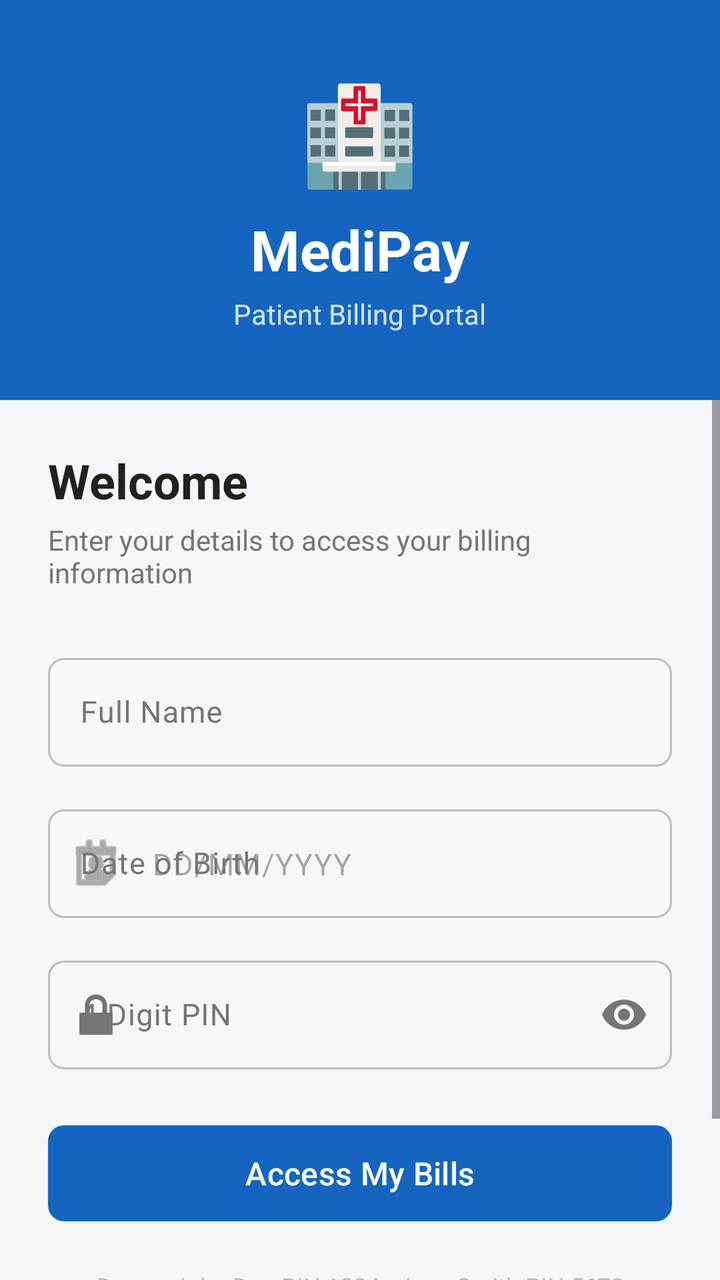
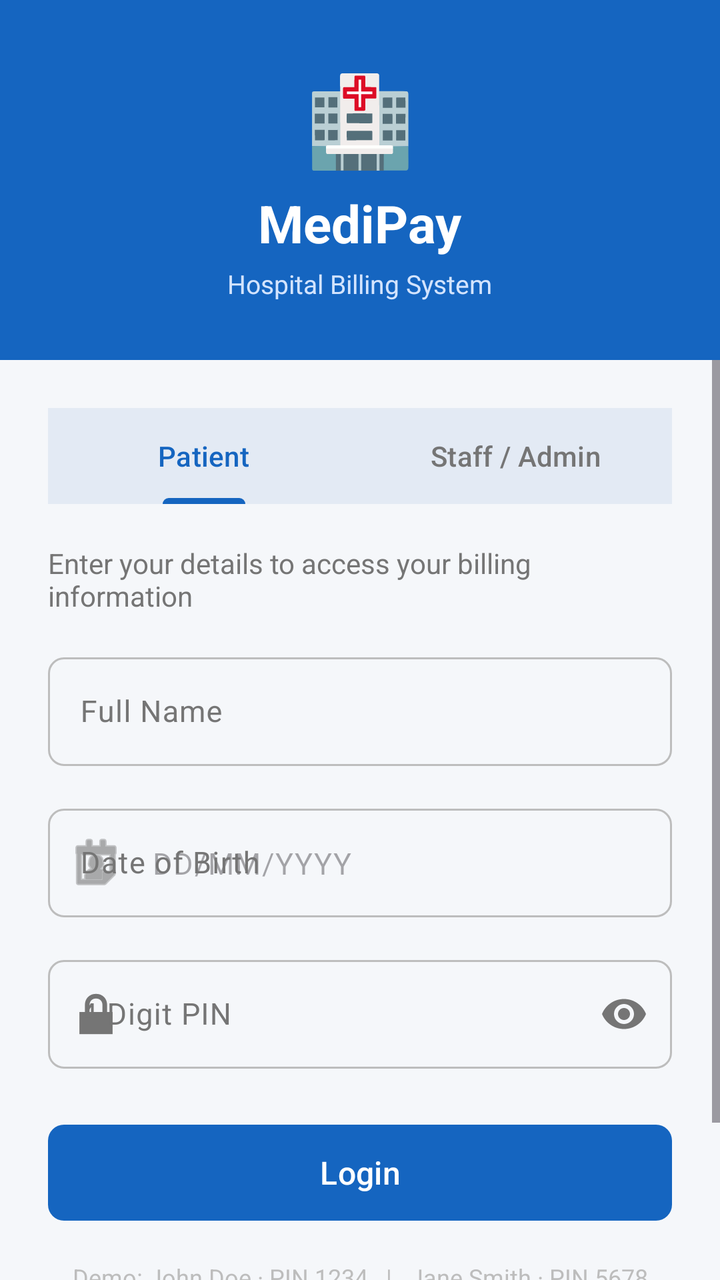

Screens rendered from an Android XML layout before and after an edit, with the pre-edit source and the edit as a unified diff.
<!-- AndroidManifest.xml: application theme Theme.ProtypeBillingSystem -->
<!-- res/layout/activity_login.xml -->
<?xml version="1.0" encoding="utf-8"?>
<LinearLayout xmlns:android="http://schemas.android.com/apk/res/android"
    xmlns:app="http://schemas.android.com/apk/res-auto"
    android:layout_width="match_parent"
    android:layout_height="match_parent"
    android:orientation="vertical"
    android:background="@color/md_background">

    
    <LinearLayout
        android:layout_width="match_parent"
        android:layout_height="200dp"
        android:background="@color/md_primary"
        android:gravity="center"
        android:orientation="vertical">

        <TextView
            android:layout_width="wrap_content"
            android:layout_height="wrap_content"
            android:text="🏥"
            android:textSize="48sp" />

        <TextView
            android:layout_width="wrap_content"
            android:layout_height="wrap_content"
            android:layout_marginTop="8dp"
            android:text="MediPay"
            android:textColor="@color/md_on_primary"
            android:textSize="28sp"
            android:textStyle="bold" />

        <TextView
            android:layout_width="wrap_content"
            android:layout_height="wrap_content"
            android:layout_marginTop="4dp"
            android:text="Patient Billing Portal"
            android:textColor="@color/md_primary_container"
            android:textSize="14sp" />

    </LinearLayout>

    <ScrollView
        android:layout_width="match_parent"
        android:layout_height="0dp"
        android:layout_weight="1">

        <LinearLayout
            android:layout_width="match_parent"
            android:layout_height="wrap_content"
            android:orientation="vertical"
            android:padding="24dp">

            <TextView
                android:layout_width="wrap_content"
                android:layout_height="wrap_content"
                android:text="Welcome"
                android:textColor="@color/md_on_surface"
                android:textSize="24sp"
                android:textStyle="bold" />

            <TextView
                android:layout_width="wrap_content"
                android:layout_height="wrap_content"
                android:layout_marginTop="4dp"
                android:text="Enter your details to access your billing information"
                android:textColor="@color/md_on_surface_variant"
                android:textSize="14sp" />

            
            <com.google.android.material.textfield.TextInputLayout
                android:layout_width="match_parent"
                android:layout_height="wrap_content"
                android:layout_marginTop="28dp"
                android:hint="Full Name"
                style="@style/App.TextInputLayout">

                <com.google.android.material.textfield.TextInputEditText
                    android:id="@+id/et_name"
                    android:layout_width="match_parent"
                    android:layout_height="wrap_content"
                    android:inputType="textPersonName|textCapWords"
                    android:textColor="@color/md_on_surface"
                    android:textSize="15sp" />

            </com.google.android.material.textfield.TextInputLayout>

            
            <com.google.android.material.textfield.TextInputLayout
                android:layout_width="match_parent"
                android:layout_height="wrap_content"
                android:layout_marginTop="16dp"
                android:hint="Date of Birth"
                style="@style/App.TextInputLayout"
                app:startIconDrawable="@android:drawable/ic_menu_my_calendar">

                <com.google.android.material.textfield.TextInputEditText
                    android:id="@+id/et_dob"
                    android:layout_width="match_parent"
                    android:layout_height="wrap_content"
                    android:hint="DD/MM/YYYY"
                    android:inputType="none"
                    android:textColor="@color/md_on_surface"
                    android:textSize="15sp"
                    android:focusable="false"
                    android:clickable="true" />

            </com.google.android.material.textfield.TextInputLayout>

            
            <com.google.android.material.textfield.TextInputLayout
                android:layout_width="match_parent"
                android:layout_height="wrap_content"
                android:layout_marginTop="16dp"
                android:hint="4-Digit PIN"
                style="@style/App.TextInputLayout"
                app:endIconMode="password_toggle"
                app:startIconDrawable="@android:drawable/ic_lock_lock">

                <com.google.android.material.textfield.TextInputEditText
                    android:id="@+id/et_pin"
                    android:layout_width="match_parent"
                    android:layout_height="wrap_content"
                    android:inputType="numberPassword"
                    android:maxLength="4"
                    android:textColor="@color/md_on_surface"
                    android:textSize="15sp" />

            </com.google.android.material.textfield.TextInputLayout>

            
            <TextView
                android:id="@+id/tv_error"
                android:layout_width="wrap_content"
                android:layout_height="wrap_content"
                android:layout_marginTop="10dp"
                android:text=""
                android:textColor="@color/md_error"
                android:textSize="13sp"
                android:visibility="gone" />

            
            <com.google.android.material.button.MaterialButton
                android:id="@+id/btn_login"
                android:layout_width="match_parent"
                android:layout_height="56dp"
                android:layout_marginTop="24dp"
                android:text="Access My Bills"
                android:textSize="16sp"
                style="@style/App.Button.Primary" />

            <TextView
                android:layout_width="match_parent"
                android:layout_height="wrap_content"
                android:layout_marginTop="20dp"
                android:gravity="center"
                android:text="Demo: John Doe PIN 1234 · Jane Smith PIN 5678"
                android:textColor="@color/md_outline"
                android:textSize="12sp" />

            <LinearLayout
                android:layout_width="match_parent"
                android:layout_height="wrap_content"
                android:layout_marginTop="16dp"
                android:gravity="center"
                android:orientation="horizontal">

                <TextView
                    android:layout_width="wrap_content"
                    android:layout_height="wrap_content"
                    android:text="Don't have an account? "
                    android:textColor="@color/md_on_surface_variant"
                    android:textSize="14sp" />

                
                <com.google.android.material.button.MaterialButton
                    android:id="@+id/tv_goto_register"
                    android:layout_width="wrap_content"
                    android:layout_height="wrap_content"
                    android:text="Register"
                    android:textSize="14sp"
                    style="@style/App.Button.Text"
                    android:insetTop="0dp"
                    android:insetBottom="0dp" />

            </LinearLayout>

        </LinearLayout>
    </ScrollView>

</LinearLayout>
<!-- resources referenced by this layout -->
<resources>
  <color name="md_background">#F5F7FA</color>
  <color name="md_error">#C62828</color>
  <color name="md_on_primary">#FFFFFF</color>
  <color name="md_on_surface">#212121</color>
  <color name="md_on_surface_variant">#757575</color>
  <color name="md_outline">#BDBDBD</color>
  <color name="md_primary">#1565C0</color>
  <color name="md_primary_container">#D3E4FF</color>
  <style name="App.Button.Primary" parent="Widget.Material3.Button">
          <item name="cornerRadius">8dp</item>
      </style>
  <style name="App.Button.Text" parent="Widget.Material3.Button.TextButton">
          <item name="cornerRadius">8dp</item>
      </style>
  <style name="App.TextInputLayout" parent="Widget.Material3.TextInputLayout.OutlinedBox">
          <item name="boxCornerRadiusTopStart">8dp</item>
          <item name="boxCornerRadiusTopEnd">8dp</item>
          <item name="boxCornerRadiusBottomStart">8dp</item>
          <item name="boxCornerRadiusBottomEnd">8dp</item>
      </style>
  <style name="Theme.ProtypeBillingSystem" parent="Base.Theme.ProtypeBillingSystem" />
  <style name="Base.Theme.ProtypeBillingSystem" parent="Theme.Material3.DayNight.NoActionBar">
          
          <item name="colorPrimary">@color/md_primary</item>
          <item name="colorOnPrimary">@color/md_on_primary</item>
          <item name="colorPrimaryContainer">@color/md_primary_container</item>
          <item name="colorOnPrimaryContainer">@color/md_on_primary_container</item>
          <item name="colorSecondary">@color/md_secondary</item>
          <item name="colorOnSecondary">@color/md_on_secondary</item>
          <item name="colorSecondaryContainer">@color/md_secondary_container</item>
          <item name="colorOnSecondaryContainer">@color/md_on_secondary_container</item>
          <item name="colorError">@color/md_error</item>
          <item name="colorOnError">@color/md_on_error</item>
          <item name="colorErrorContainer">@color/md_error_container</item>
          <item name="android:colorBackground">@color/md_background</item>
          <item name="colorSurface">@color/md_surface</item>
          <item name="colorSurfaceVariant">@color/md_surface_variant</item>
          <item name="colorOnSurface">@color/md_on_surface</item>
          <item name="colorOnSurfaceVariant">@color/md_on_surface_variant</item>
          <item name="colorOutline">@color/md_outline</item>
          <item name="android:windowBackground">@color/md_background</item>
      </style>
  <color name="md_on_primary_container">#001C3B</color>
  <color name="md_secondary">#2E7D32</color>
  <color name="md_on_secondary">#FFFFFF</color>
  <color name="md_secondary_container">#B7F0B1</color>
  <color name="md_on_secondary_container">#002204</color>
  <color name="md_on_error">#FFFFFF</color>
  <color name="md_error_container">#FFEBEE</color>
  <color name="md_surface">#FFFFFF</color>
  <color name="md_surface_variant">#E3EAF4</color>
</resources>

<!-- the commit's change to res/layout/activity_login.xml (unified diff, before → after) -->
@@ -6,185 +6,151 @@
     android:orientation="vertical"
     android:background="@color/md_background">
 
-    
     <LinearLayout
         android:layout_width="match_parent"
-        android:layout_height="200dp"
+        android:layout_height="180dp"
         android:background="@color/md_primary"
         android:gravity="center"
         android:orientation="vertical">
-
-        <TextView
-            android:layout_width="wrap_content"
-            android:layout_height="wrap_content"
-            android:text="🏥"
-            android:textSize="48sp" />
-
-        <TextView
-            android:layout_width="wrap_content"
-            android:layout_height="wrap_content"
-            android:layout_marginTop="8dp"
-            android:text="MediPay"
-            android:textColor="@color/md_on_primary"
-            android:textSize="28sp"
-            android:textStyle="bold" />
-
-        <TextView
-            android:layout_width="wrap_content"
-            android:layout_height="wrap_content"
-            android:layout_marginTop="4dp"
-            android:text="Patient Billing Portal"
-            android:textColor="@color/md_primary_container"
-            android:textSize="14sp" />
-
+        <TextView android:layout_width="wrap_content" android:layout_height="wrap_content"
+            android:text="🏥" android:textSize="44sp"/>
+        <TextView android:layout_width="wrap_content" android:layout_height="wrap_content"
+            android:layout_marginTop="6dp" android:text="MediPay"
+            android:textColor="@color/md_on_primary" android:textSize="26sp" android:textStyle="bold"/>
+        <TextView android:layout_width="wrap_content" android:layout_height="wrap_content"
+            android:layout_marginTop="4dp" android:text="Hospital Billing System"
+            android:textColor="@color/md_primary_container" android:textSize="13sp"/>
     </LinearLayout>
 
-    <ScrollView
-        android:layout_width="match_parent"
-        android:layout_height="0dp"
-        android:layout_weight="1">
-
-        <LinearLayout
-            android:layout_width="match_parent"
-            android:layout_height="wrap_content"
-            android:orientation="vertical"
-            android:padding="24dp">
-
-            <TextView
-                android:layout_width="wrap_content"
-                android:layout_height="wrap_content"
-                android:text="Welcome"
-                android:textColor="@color/md_on_surface"
-                android:textSize="24sp"
-                android:textStyle="bold" />
-
-            <TextView
-                android:layout_width="wrap_content"
-                android:layout_height="wrap_content"
-                android:layout_marginTop="4dp"
-                android:text="Enter your details to access your billing information"
-                android:textColor="@color/md_on_surface_variant"
-                android:textSize="14sp" />
+    <ScrollView android:layout_width="match_parent" android:layout_height="0dp" android:layout_weight="1">
+        <LinearLayout android:layout_width="match_parent" android:layout_height="wrap_content"
+            android:orientation="vertical" android:padding="24dp">
 
             
-            <com.google.android.material.textfield.TextInputLayout
+            <com.google.android.material.tabs.TabLayout
+                android:id="@+id/tab_role"
                 android:layout_width="match_parent"
                 android:layout_height="wrap_content"
-                android:layout_marginTop="28dp"
-                android:hint="Full Name"
-                style="@style/App.TextInputLayout">
+                android:layout_marginBottom="20dp"
+                app:tabMode="fixed"
+                app:tabGravity="fill"
+                app:tabIndicatorColor="@color/md_primary"
+                app:tabSelectedTextColor="@color/md_primary"
+                app:tabTextColor="@color/md_on_surface_variant"
+                android:background="@color/md_surface_variant">
+                <com.google.android.material.tabs.TabItem
+                    android:layout_width="wrap_content" android:layout_height="wrap_content"
+                    android:text="Patient"/>
+                <com.google.android.material.tabs.TabItem
+                    android:layout_width="wrap_content" android:layout_height="wrap_content"
+                    android:text="Staff / Admin"/>
+            </com.google.android.material.tabs.TabLayout>
 
-                <com.google.android.material.textfield.TextInputEditText
-                    android:id="@+id/et_name"
-                    android:layout_width="match_parent"
-                    android:layout_height="wrap_content"
-                    android:inputType="textPersonName|textCapWords"
-                    android:textColor="@color/md_on_surface"
-                    android:textSize="15sp" />
-
-            </com.google.android.material.textfield.TextInputLayout>
+            <TextView android:id="@+id/tv_subtitle"
+                android:layout_width="wrap_content" android:layout_height="wrap_content"
+                android:layout_marginBottom="16dp"
+                android:text="Enter your details to access your billing information"
+                android:textColor="@color/md_on_surface_variant" android:textSize="14sp"/>
 
             
-            <com.google.android.material.textfield.TextInputLayout
-                android:layout_width="match_parent"
-                android:layout_height="wrap_content"
-                android:layout_marginTop="16dp"
-                android:hint="Date of Birth"
-                style="@style/App.TextInputLayout"
-                app:startIconDrawable="@android:drawable/ic_menu_my_calendar">
+            <LinearLayout android:id="@+id/layout_patient"
+                android:layout_width="match_parent" android:layout_height="wrap_content"
+                android:orientation="vertical">
 
-                <com.google.android.material.textfield.TextInputEditText
-                    android:id="@+id/et_dob"
-                    android:layout_width="match_parent"
-                    android:layout_height="wrap_content"
-                    android:hint="DD/MM/YYYY"
-                    android:inputType="none"
-                    android:textColor="@color/md_on_surface"
-                    android:textSize="15sp"
-                    android:focusable="false"
-                    android:clickable="true" />
+                <com.google.android.material.textfield.TextInputLayout
+                    android:layout_width="match_parent" android:layout_height="wrap_content"
+                    android:hint="Full Name" style="@style/App.TextInputLayout">
+                    <com.google.android.material.textfield.TextInputEditText
+                        android:id="@+id/et_name" android:layout_width="match_parent"
+                        android:layout_height="wrap_content"
+                        android:inputType="textPersonName|textCapWords"
+                        android:textColor="@color/md_on_surface" android:textSize="15sp"/>
+                </com.google.android.material.textfield.TextInputLayout>
 
-            </com.google.android.material.textfield.TextInputLayout>
+                <com.google.android.material.textfield.TextInputLayout
+                    android:layout_width="match_parent" android:layout_height="wrap_content"
+                    android:layout_marginTop="16dp" android:hint="Date of Birth"
+                    style="@style/App.TextInputLayout"
+                    app:startIconDrawable="@android:drawable/ic_menu_my_calendar">
+                    <com.google.android.material.textfield.TextInputEditText
+                        android:id="@+id/et_dob" android:layout_width="match_parent"
+                        android:layout_height="wrap_content" android:hint="DD/MM/YYYY"
+                        android:inputType="none" android:focusable="false" android:clickable="true"
+                        android:textColor="@color/md_on_surface" android:textSize="15sp"/>
+                </com.google.android.material.textfield.TextInputLayout>
+
+                <com.google.android.material.textfield.TextInputLayout
+                    android:layout_width="match_parent" android:layout_height="wrap_content"
+                    android:layout_marginTop="16dp" android:hint="4-Digit PIN"
+                    style="@style/App.TextInputLayout"
+                    app:endIconMode="password_toggle"
+                    app:startIconDrawable="@android:drawable/ic_lock_lock">
+                    <com.google.android.material.textfield.TextInputEditText
+                        android:id="@+id/et_pin" android:layout_width="match_parent"
+                        android:layout_height="wrap_content" android:inputType="numberPassword"
+                        android:maxLength="4" android:textColor="@color/md_on_surface" android:textSize="15sp"/>
+                </com.google.android.material.textfield.TextInputLayout>
+
+            </LinearLayout>
 
             
-            <com.google.android.material.textfield.TextInputLayout
-                android:layout_width="match_parent"
-                android:layout_height="wrap_content"
-                android:layout_marginTop="16dp"
-                android:hint="4-Digit PIN"
-                style="@style/App.TextInputLayout"
-                app:endIconMode="password_toggle"
-                app:startIconDrawable="@android:drawable/ic_lock_lock">
+            <LinearLayout android:id="@+id/layout_staff"
+                android:layout_width="match_parent" android:layout_height="wrap_content"
+                android:orientation="vertical" android:visibility="gone">
 
-                <com.google.android.material.textfield.TextInputEditText
-                    android:id="@+id/et_pin"
-                    android:layout_width="match_parent"
-                    android:layout_height="wrap_content"
-                    android:inputType="numberPassword"
-                    android:maxLength="4"
-                    android:textColor="@color/md_on_surface"
-                    android:textSize="15sp" />
+                <com.google.android.material.textfield.TextInputLayout
+                    android:layout_width="match_parent" android:layout_height="wrap_content"
+                    android:hint="Username" style="@style/App.TextInputLayout">
+                    <com.google.android.material.textfield.TextInputEditText
+                        android:id="@+id/et_username" android:layout_width="match_parent"
+                        android:layout_height="wrap_content" android:inputType="text"
+                        android:textColor="@color/md_on_surface" android:textSize="15sp"/>
+                </com.google.android.material.textfield.TextInputLayout>
 
-            </com.google.android.material.textfield.TextInputLayout>
+                <com.google.android.material.textfield.TextInputLayout
+                    android:layout_width="match_parent" android:layout_height="wrap_content"
+                    android:layout_marginTop="16dp" android:hint="Password"
+                    style="@style/App.TextInputLayout"
+                    app:endIconMode="password_toggle"
+                    app:startIconDrawable="@android:drawable/ic_lock_lock">
+                    <com.google.android.material.textfield.TextInputEditText
+                        android:id="@+id/et_password" android:layout_width="match_parent"
+                        android:layout_height="wrap_content" android:inputType="textPassword"
+                        android:textColor="@color/md_on_surface" android:textSize="15sp"/>
+                </com.google.android.material.textfield.TextInputLayout>
+
+            </LinearLayout>
 
             
-            <TextView
-                android:id="@+id/tv_error"
-                android:layout_width="wrap_content"
-                android:layout_height="wrap_content"
-                android:layout_marginTop="10dp"
-                android:text=""
-                android:textColor="@color/md_error"
-                android:textSize="13sp"
-                android:visibility="gone" />
+            <TextView android:id="@+id/tv_error"
+                android:layout_width="wrap_content" android:layout_height="wrap_content"
+                android:layout_marginTop="10dp" android:textColor="@color/md_error"
+                android:textSize="13sp" android:visibility="gone"/>
 
-            
             <com.google.android.material.button.MaterialButton
                 android:id="@+id/btn_login"
-                android:layout_width="match_parent"
-                android:layout_height="56dp"
-                android:layout_marginTop="24dp"
-                android:text="Access My Bills"
-                android:textSize="16sp"
-                style="@style/App.Button.Primary" />
+                android:layout_width="match_parent" android:layout_height="56dp"
+                android:layout_marginTop="24dp" android:text="Login"
+                android:textSize="16sp" style="@style/App.Button.Primary"/>
 
-            <TextView
-                android:layout_width="match_parent"
-                android:layout_height="wrap_content"
-                android:layout_marginTop="20dp"
-                android:gravity="center"
-                android:text="Demo: John Doe PIN 1234 · Jane Smith PIN 5678"
-                android:textColor="@color/md_outline"
-                android:textSize="12sp" />
+            <TextView android:id="@+id/tv_demo_hint"
+                android:layout_width="match_parent" android:layout_height="wrap_content"
+                android:layout_marginTop="16dp" android:gravity="center"
+                android:text="Demo: John Doe · PIN 1234   |   Jane Smith · PIN 5678"
+                android:textColor="@color/md_outline" android:textSize="12sp"/>
 
-            <LinearLayout
-                android:layout_width="match_parent"
-                android:layout_height="wrap_content"
-                android:layout_marginTop="16dp"
-                android:gravity="center"
-                android:orientation="horizontal">
-
-                <TextView
-                    android:layout_width="wrap_content"
-                    android:layout_height="wrap_content"
-                    android:text="Don't have an account? "
-                    android:textColor="@color/md_on_surface_variant"
-                    android:textSize="14sp" />
-
-                
+            <LinearLayout android:layout_width="match_parent" android:layout_height="wrap_content"
+                android:layout_marginTop="16dp" android:gravity="center" android:orientation="horizontal">
+                <TextView android:layout_width="wrap_content" android:layout_height="wrap_content"
+                    android:text="New patient? " android:textColor="@color/md_on_surface_variant"
+                    android:textSize="14sp"/>
                 <com.google.android.material.button.MaterialButton
-                    android:id="@+id/tv_goto_register"
-                    android:layout_width="wrap_content"
-                    android:layout_height="wrap_content"
-                    android:text="Register"
-                    android:textSize="14sp"
-                    style="@style/App.Button.Text"
-                    android:insetTop="0dp"
-                    android:insetBottom="0dp" />
-
+                    android:id="@+id/tv_goto_register" android:layout_width="wrap_content"
+                    android:layout_height="wrap_content" android:text="Register"
+                    android:textSize="14sp" style="@style/App.Button.Text"
+                    android:insetTop="0dp" android:insetBottom="0dp"/>
             </LinearLayout>
 
         </LinearLayout>
     </ScrollView>
-
 </LinearLayout>
